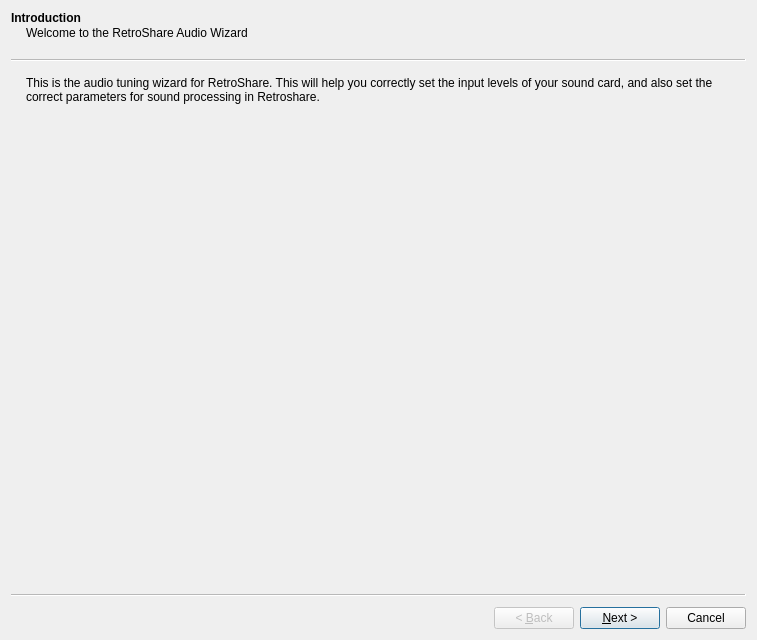
Above: plugins/VOIP/gui/AudioWizard.ui from RetroShare/RetroShare before the change. Below: the same form after it.
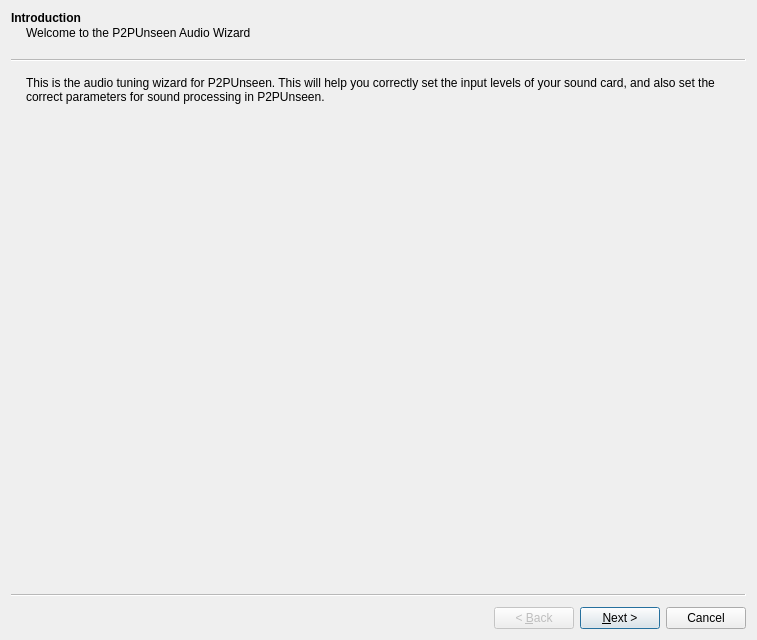
That is the form after the change.

Commit message: replace P2PUnseen text in .ui file

The edit to the form file:
```diff
--- a/plugins/VOIP/gui/AudioWizard.ui
+++ b/plugins/VOIP/gui/AudioWizard.ui
@@ -18,13 +18,13 @@
     <string>Introduction</string>
    </property>
    <property name="subTitle">
-    <string>Welcome to the RetroShare Audio Wizard</string>
+    <string>Welcome to the P2PUnseen Audio Wizard</string>
    </property>
    <layout class="QVBoxLayout" name="verticalLayout">
     <item>
      <widget class="QLabel" name="label">
       <property name="text">
-       <string>This is the audio tuning wizard for RetroShare. This will help you correctly set the input levels of your sound card, and also set the correct parameters for sound processing in Retroshare. </string>
+       <string>&lt;html&gt;&lt;head/&gt;&lt;body&gt;&lt;p&gt;This is the audio tuning wizard for P2PUnseen. This will help you correctly set the input levels of your sound card, and also set the correct parameters for sound processing in P2PUnseen. &lt;/p&gt;&lt;/body&gt;&lt;/html&gt;</string>
       </property>
       <property name="wordWrap">
        <bool>true</bool>
```
Left out of the diff: 22 changed lines with no effect on the pictures. The commit also changes 33 other files.
